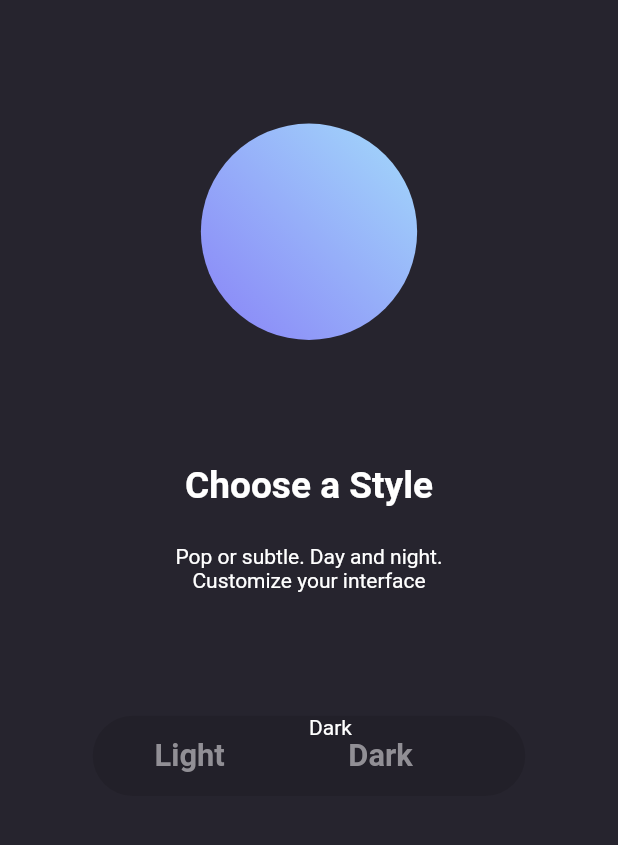
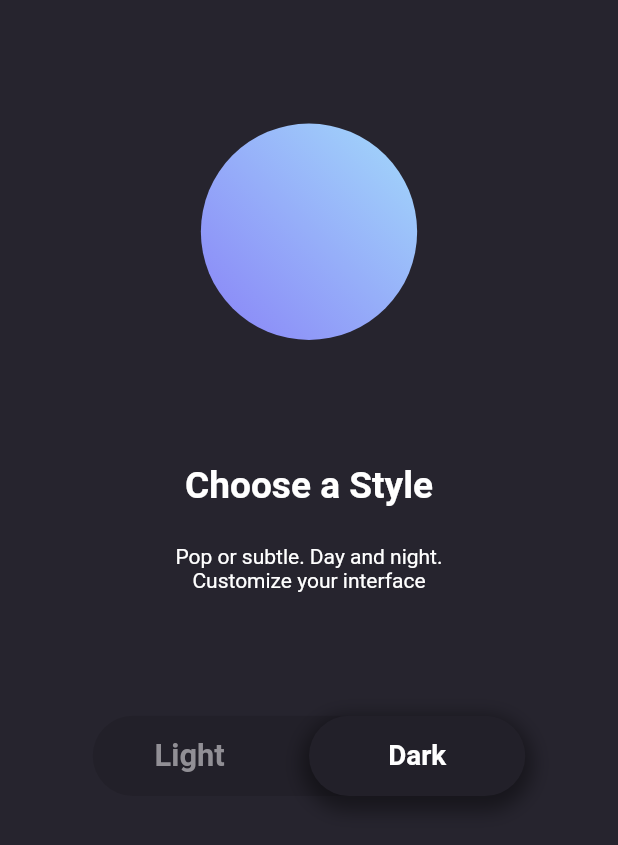
Before and after one commit to CharwekarAkshay/FlutterDarkTheme, a Flutter app: the screen it shows after launch, on a phone screen of 412 x 824 dp. Shown: the top 845 px of the screen. Run offline on Flutter 3.47's test engine with Material 2 defaults, Android fonts, the phone set to English and light mode, and no system bars; our stand-ins replace hive; accounts and stored records are empty.

Commit message:
Animation

```diff
--- a/lib/components/z_animated_toggle.dart
+++ b/lib/components/z_animated_toggle.dart
@@ -64,9 +64,12 @@ class _ZAnimatedToggleState extends State<ZAnimatedToggle> {
             duration: Duration(milliseconds: 350),
             curve: Curves.ease,
             child: Container(
+              alignment: Alignment.center,
               width: width * 0.35,
               height: width * 0.13,
               decoration: ShapeDecoration(
+                color: themeProvider.themeMode().toggleBackgroundColor,
+                shadows: themeProvider.themeMode().shadow,
                 shape: RoundedRectangleBorder(
                   borderRadius: BorderRadius.circular(width * 0.1),
                 ),
@@ -75,6 +78,10 @@ class _ZAnimatedToggleState extends State<ZAnimatedToggle> {
                 themeProvider.isLightTheme
                     ? widget.values[0]
                     : widget.values[1],
+                style: TextStyle(
+                  fontSize: width * 0.045,
+                  fontWeight: FontWeight.bold,
+                ),
               ),
             ),
           ),
--- a/lib/screens/home_screen.dart
+++ b/lib/screens/home_screen.dart
@@ -8,7 +8,28 @@ class HomeScreen extends StatefulWidget {
   _HomeScreenState createState() => _HomeScreenState();
 }
 
-class _HomeScreenState extends State<HomeScreen> {
+class _HomeScreenState extends State<HomeScreen>
+    with SingleTickerProviderStateMixin {
+  late AnimationController _animationController;
+  GlobalKey<ScaffoldState> _scaffoldKey = GlobalKey<ScaffoldState>();
+
+  @override
+  void initState() {
+    _animationController = AnimationController(
+      vsync: this,
+      duration: Duration(milliseconds: 800),
+    );
+    super.initState();
+  }
+
+  changeThemeMode(bool theme) {
+    if (!theme) {
+      _animationController.forward(from: 0.0);
+    } else {
+      _animationController.reverse(from: 1.0);
+    }
+  }
+
   @override
   Widget build(BuildContext context) {
     double height = MediaQuery.of(context).size.height;
@@ -17,11 +38,14 @@ class _HomeScreenState extends State<HomeScreen> {
     final themeProvider = Provider.of<ThemeProvider>(context);
 
     return Scaffold(
+      key: _scaffoldKey,
       body: SafeArea(
         child: Container(
           alignment: Alignment.center,
           margin: EdgeInsets.only(top: height * 0.1),
           child: Column(
+            children: [
+              Stack(
                 children: [
                   Container(
                     width: width * 0.35,
@@ -34,6 +58,31 @@ class _HomeScreenState extends State<HomeScreen> {
                         end: Alignment.topRight,
                       ),
                     ),
+                  ),
+                  Transform.translate(
+                    offset: Offset(40, 0),
+                    child: ScaleTransition(
+                      scale: _animationController.drive(
+                        Tween<double>(
+                          begin: 0.0,
+                          end: 1.0,
+                        ).chain(
+                          CurveTween(curve: Curves.decelerate),
+                        ),
+                      ),
+                      child: Container(
+                        width: width * 0.26,
+                        height: 0.26,
+                        decoration: BoxDecoration(
+                          shape: BoxShape.circle,
+                          color: themeProvider.isLightTheme
+                              ? Colors.white
+                              : Color(0xFF26242E),
+                        ),
+                      ),
+                    ),
+                  ),
+                ],
               ),
               SizedBox(height: height * 0.1),
               Text(
@@ -57,9 +106,7 @@ class _HomeScreenState extends State<HomeScreen> {
                 values: ['Light', 'Dark'],
                 onToggleCallback: (v) async {
                   await themeProvider.toggleThemeData();
-                  setState(() {
-
-                  });
+                  setState(() {});
                 },
               ),
             ],
```
Lines whose indentation alone changed are shown as unchanged.
